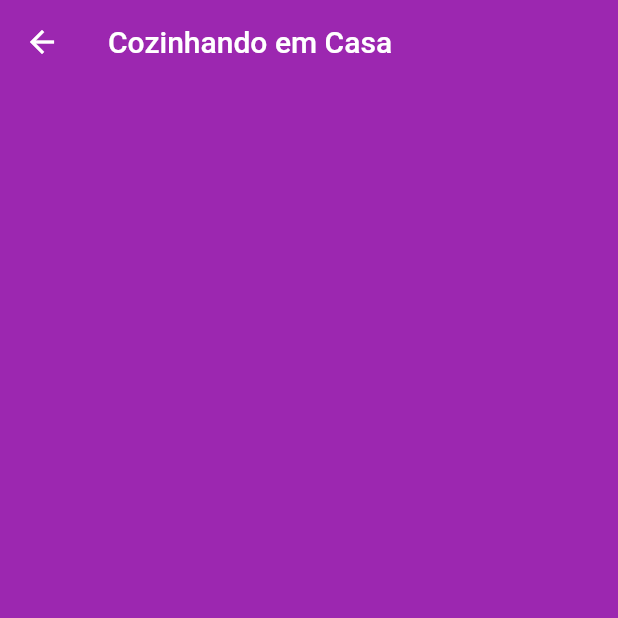
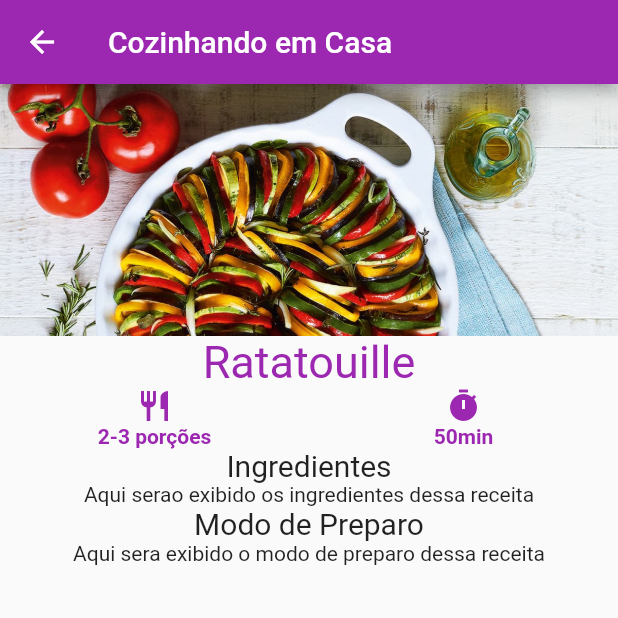
Before and after one commit to kauabamorim/Cozinhando-Em-Casa, a Flutter app: the screen it shows after launch, after a tap on "Ratatouille", on a phone screen of 412 x 824 dp, the top half of it. Run offline on Flutter 3.47's test engine with Material 2 defaults, Android fonts, the phone set to English and light mode, and no system bars.

Commit message:
Construida a pagina de Detalhes

```diff
--- a/lib/telas/detalhes/detalhes.dart
+++ b/lib/telas/detalhes/detalhes.dart
@@ -3,7 +3,71 @@ import 'package:flutter/material.dart';
 class Detalhes extends StatelessWidget {
   @override
   Widget build(BuildContext context) {
-    return _construirAppBar();
+    return _construirDetalhes();
+  }
+
+  Widget _construirDetalhes() {
+    return Scaffold(
+      body: Column(
+        children: <Widget>[
+          _construirImagemDetalhes('assets/images/ratatouille.jpg'),
+          _construirTituloDetalhes('Ratatouille'),
+          _construirLinhaIconesDetalhes('2-3 porções', '50min'),
+          _construirSubtituloDetalhes('Ingredientes'),
+          _construirTextoDetalhes('Aqui serao exibido os ingredientes dessa receita'),
+          _construirSubtituloDetalhes('Modo de Preparo'),
+          _construirTextoDetalhes('Aqui sera exibido o modo de preparo dessa receita'),
+        ],
+      ),
+      appBar: _construirAppBar(),
+    );
+  }
+
+  Widget _construirImagemDetalhes(imagem) {
+    return Image.asset(imagem);
+  }
+
+  Widget _construirTituloDetalhes(titulo) {
+    return Text(
+      titulo,
+      style: TextStyle(color: Colors.purple, fontSize: 30),
+    );
+  }
+
+  Widget _construirLinhaIconesDetalhes(rendimento, tempo_preparo) {
+    return Row(
+      children: [
+        _construirColunaIconeDetalhes(Icons.restaurant, rendimento),
+        _construirColunaIconeDetalhes(Icons.timer, tempo_preparo),
+      ],
+    );
+  }
+
+  Widget _construirColunaIconeDetalhes(icone, texto) {
+    return Expanded(
+        child: Column(
+      children: [
+        Icon(
+          icone,
+          color: Colors.purple,
+        ),
+        Text(
+          texto,
+          style: TextStyle(color: Colors.purple, fontWeight: FontWeight.bold),
+        ),
+      ],
+    ));
+  }
+
+  Widget _construirSubtituloDetalhes(subtitulo) {
+    return Text(
+      subtitulo,
+      style: TextStyle(fontSize: 20),
+    );
+  }
+
+  Widget _construirTextoDetalhes(texto) {
+    return Text(texto);
   }
 
   _construirAppBar() {
```
